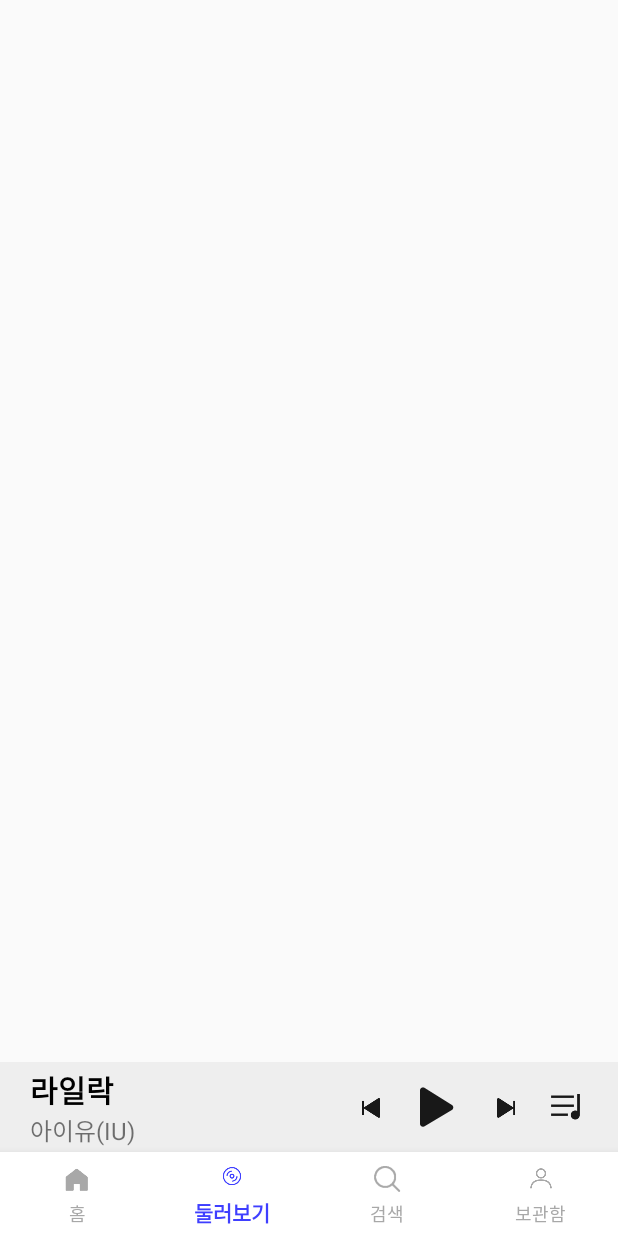
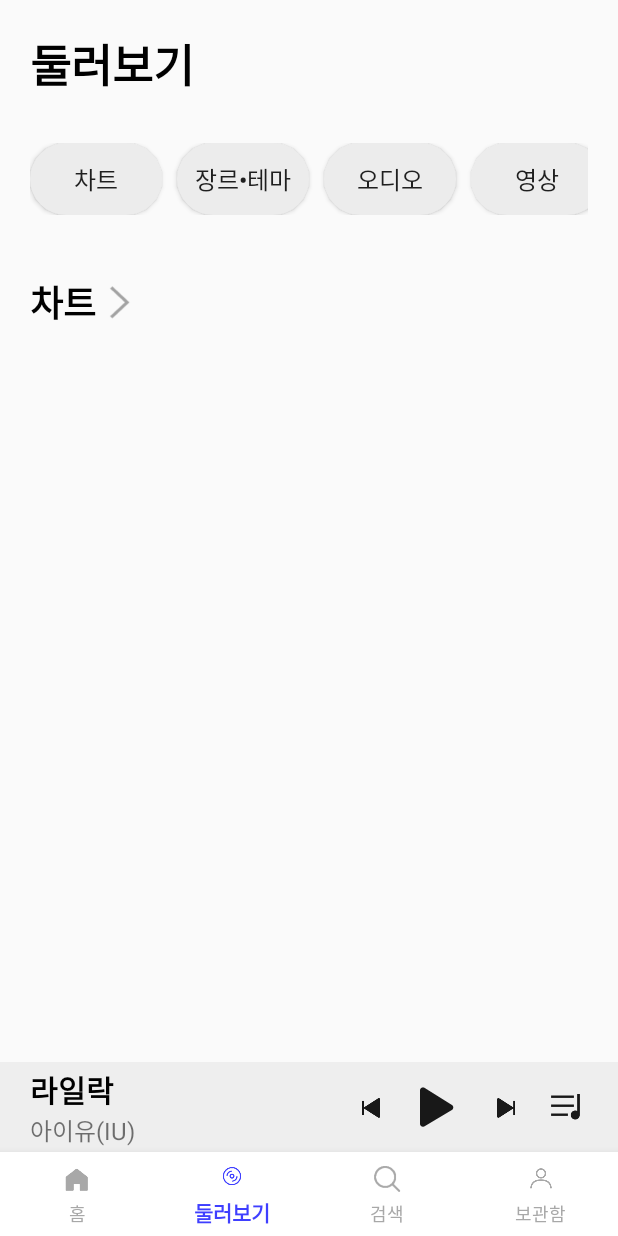
Before and after one commit to yoouyoou/UMC-2nd, an Android app: the screen it shows after launch (MainActivity), item 2 of the bottom bar chosen, on a phone screen of 412 x 824 dp. Run offline under Robolectric (Android 15) with nearby library versions, the phone set to English and light mode, and no system bars.

Commit message:
220410_UI보완

```diff
--- a/app/src/main/java/com/umc/project/flo/MainActivity.kt
+++ b/app/src/main/java/com/umc/project/flo/MainActivity.kt
@@ -17,9 +17,8 @@ class MainActivity : AppCompatActivity() {
 
         initBottomNavigation()
 
-        val song = Song(binding.mainPlayerSongTitle.text.toString(),
-            binding.mainPlayerSongSinger.text.toString(),
-        0, 60, false)
+        val song = Song(binding.mainPlayerSongTitle.text.toString(), binding.mainPlayerSongSinger.text.toString(),
+                        0, 60, false)
         binding.mainPlayer.setOnClickListener{
             val intent = Intent(this, SongActivity::class.java)
             intent.putExtra("title", song.title)
--- a/app/src/main/java/com/umc/project/flo/SongActivity.kt
+++ b/app/src/main/java/com/umc/project/flo/SongActivity.kt
@@ -21,8 +21,8 @@ class SongActivity : AppCompatActivity() {
         setPlayer(song)
 
         binding.ibSongBack.setOnClickListener{ finish() }
-        binding.ivSongPlayerPlay.setOnClickListener{ setPlayerStatus(false) }
-        binding.ivSongPlayerPause.setOnClickListener{ setPlayerStatus(true) }
+        binding.ivSongPlayerPlay.setOnClickListener{ setPlayerStatus(true) }
+        binding.ivSongPlayerPause.setOnClickListener{ setPlayerStatus(false) }
     }
 
     override fun onDestroy() {
@@ -75,7 +75,7 @@ class SongActivity : AppCompatActivity() {
 
     //시간이 지남에 따라 seekbar와 타이머를 바꿔줘야하므로 binding변수를 사용해야 한다 -> 이너클래스
     //총시간, 진행 중인지 여부
-    inner class Timer(private val playTime:Int, var isPlaying: Boolean=false):Thread(){
+    inner class Timer(private val playTime:Int, var isPlaying: Boolean=true):Thread(){
         private var second : Int = 0
         private var mills : Float = 0f
 
--- /dev/null
+++ b/app/src/main/res/drawable/btn_round_selector.xml
@@ -0,0 +1,35 @@
+<?xml version="1.0" encoding="utf-8"?>
+<selector xmlns:android="http://schemas.android.com/apk/res/android">
+    <!-- 평상시 -->
+    <item android:state_pressed="false">
+        <shape>
+            <!--배경-->
+            <solid android:color="@color/grey"/>
+            <!-- 테두리 -->
+            <stroke
+                android:width="0dp"
+                android:color="#ffaaaaaa"/>
+            <!-- 코너 둥근 정도 -->
+            <corners
+                android:bottomLeftRadius="30dp"
+                android:bottomRightRadius="30dp"
+                android:topLeftRadius="30dp"
+                android:topRightRadius="30dp"/>
+        </shape>
+    </item>
+
+    <!-- 클릭 시 -->
+    <item android:state_pressed="true">
+        <shape>
+            <solid android:color="@color/grey"/>
+            <stroke
+                android:width="1dp"
+                android:color="@color/flo_main"/>
+            <corners
+                android:bottomLeftRadius="30dp"
+                android:bottomRightRadius="30dp"
+                android:topLeftRadius="30dp"
+                android:topRightRadius="30dp"/>
+        </shape>
+    </item>
+</selector>
--- a/app/src/main/res/layout/activity_song.xml
+++ b/app/src/main/res/layout/activity_song.xml
@@ -153,6 +153,7 @@
         android:layout_marginEnd="20dp"
         android:progressTint="@color/song_player"
         android:progress="0"
+        android:max="100000"
         android:thumb="@android:color/transparent"
         app:layout_constraintEnd_toEndOf="parent"
         app:layout_constraintStart_toStartOf="parent"
--- a/app/src/main/res/layout/fragment_look.xml
+++ b/app/src/main/res/layout/fragment_look.xml
@@ -1,6 +1,109 @@
 <?xml version="1.0" encoding="utf-8"?>
-<androidx.constraintlayout.widget.ConstraintLayout xmlns:android="http://schemas.android.com/apk/res/android"
+<ScrollView
+    xmlns:android="http://schemas.android.com/apk/res/android"
     android:layout_width="match_parent"
-    android:layout_height="match_parent">
+    android:layout_height="match_parent"
+    xmlns:app="http://schemas.android.com/apk/res-auto">
 
-</androidx.constraintlayout.widget.ConstraintLayout>
+    <androidx.constraintlayout.widget.ConstraintLayout
+        android:layout_height="match_parent"
+        android:layout_width="match_parent"
+        android:padding="20dp">
+
+        <TextView
+            android:id="@+id/tv_look"
+            android:layout_width="wrap_content"
+            android:layout_height="wrap_content"
+            android:text="둘러보기"
+            android:textColor="@color/black"
+            android:textStyle="bold"
+            android:textSize="30sp"
+            app:layout_constraintStart_toStartOf="parent"
+            app:layout_constraintTop_toTopOf="parent"/>
+
+        <HorizontalScrollView
+            android:id="@+id/hsv_look_category"
+            android:layout_width="match_parent"
+            android:layout_height="wrap_content"
+            android:scrollbars="none"
+            android:layout_marginTop="30dp"
+            app:layout_constraintStart_toStartOf="parent"
+            app:layout_constraintEnd_toEndOf="parent"
+            app:layout_constraintTop_toBottomOf="@+id/tv_look">
+
+            <LinearLayout
+                android:layout_width="wrap_content"
+                android:layout_height="wrap_content"
+                android:orientation="horizontal">
+
+                <Button
+                    android:layout_width="wrap_content"
+                    android:layout_height="wrap_content"
+                    android:layout_marginRight="10dp"
+                    android:background="@drawable/btn_round_selector"
+                    android:text="차트"
+                    android:layout_marginEnd="10dp"
+                    android:textSize="16dp"/>
+
+                <Button
+                    android:layout_width="wrap_content"
+                    android:layout_height="wrap_content"
+                    android:layout_marginRight="10dp"
+                    android:background="@drawable/btn_round_selector"
+                    android:text="장르•테마"
+                    android:layout_marginEnd="10dp"
+                    android:textSize="16dp"/>
+
+                <Button
+                    android:layout_width="wrap_content"
+                    android:layout_height="wrap_content"
+                    android:layout_marginRight="10dp"
+                    android:background="@drawable/btn_round_selector"
+                    android:text="오디오"
+                    android:layout_marginEnd="10dp"
+                    android:textSize="16dp"/>
+
+                <Button
+                    android:layout_width="wrap_content"
+                    android:layout_height="wrap_content"
+                    android:layout_marginRight="10dp"
+                    android:background="@drawable/btn_round_selector"
+                    android:text="영상"
+                    android:layout_marginEnd="10dp"
+                    android:textSize="16dp"/>
+
+                <Button
+                    android:layout_width="wrap_content"
+                    android:layout_height="wrap_content"
+                    android:padding="10dp"
+                    android:background="@drawable/btn_round_selector"
+                    android:text="크리에이터"
+                    android:textSize="16dp"/>
+
+            </LinearLayout>
+        </HorizontalScrollView>
+
+        <TextView
+            android:id="@+id/tv_look_chart"
+            android:layout_width="wrap_content"
+            android:layout_height="wrap_content"
+            android:layout_marginTop="40dp"
+            app:layout_constraintStart_toStartOf="parent"
+            app:layout_constraintTop_toBottomOf="@+id/hsv_look_category"
+            android:text="차트"
+            android:textColor="@color/black"
+            android:textSize="24dp"
+            android:textStyle="bold"/>
+
+        <ImageView
+            android:layout_width="30dp"
+            android:layout_height="30dp"
+            android:src="@drawable/btn_arrow_more"
+            android:scaleType="fitXY"
+            app:layout_constraintTop_toTopOf="@+id/tv_look_chart"
+            app:layout_constraintBottom_toBottomOf="@+id/tv_look_chart"
+            app:layout_constraintStart_toEndOf="@+id/tv_look_chart"/>
+
+    </androidx.constraintlayout.widget.ConstraintLayout>
+
+</ScrollView>
--- a/app/src/main/res/values/colors.xml
+++ b/app/src/main/res/values/colors.xml
@@ -3,6 +3,8 @@
     <color name="song_player">#3f3fff</color>
     <color name="flo_main">#3f3fff</color>
     <color name="transparent">#00ff0000</color>
+    <color name="grey">#ECECEC</color>
+    <color name="grey2">#A19D9D</color>
 
     <color name="purple_200">#FFBB86FC</color>
     <color name="purple_500">#FF6200EE</color>
```
